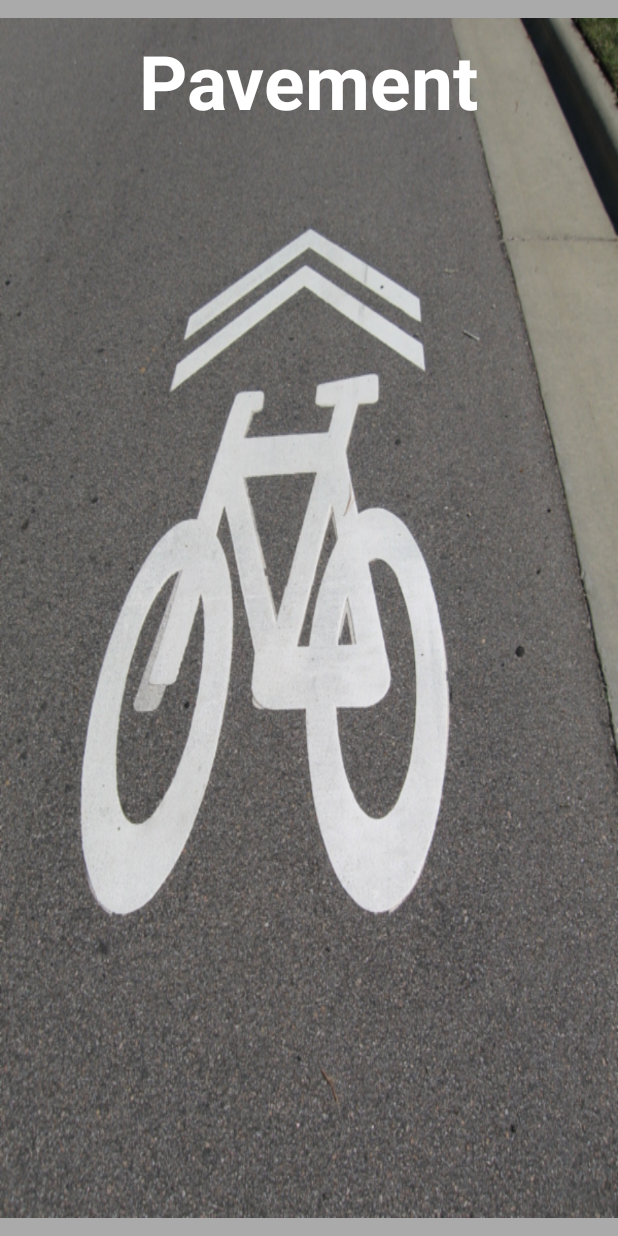
After one commit to strangerloops/pavement_android, an Android app: the layout splash_view.xml on its own in the app's theme, with its tools: preview values and no code run, on a phone screen of 412 x 824 dp. The commit adds this screen. Run offline under Robolectric (Android 15) with nearby library versions, the phone set to English and light mode, and no system bars.

Commit message:
Update - Splash screereen update.

```diff
--- a/app/src/main/java/com/pnpc/pa/MainActivity.java
+++ b/app/src/main/java/com/pnpc/pa/MainActivity.java
@@ -6,6 +6,8 @@ import android.view.Menu;
 import android.view.MenuItem;
 
 public class MainActivity extends AppCompatActivity {
+
+    private static final String TAG = "MainActivity";
 
     @Override
     protected void onCreate(Bundle savedInstanceState) {
--- a/app/src/main/java/com/pnpc/pa/SplashActivity.java
+++ b/app/src/main/java/com/pnpc/pa/SplashActivity.java
@@ -1,15 +1,22 @@
 package com.pnpc.pa;
 
 import android.app.Activity;
+import android.content.Intent;
 import android.os.Bundle;
+import android.util.Log;
+import android.os.Handler;
+
 
 /**
  * Created by markusmcgee on 9/21/15.
  */
 public class SplashActivity extends Activity {
+    private static final String TAG = "SplashActivity";
+
     @Override
     protected void onCreate(Bundle savedInstanceState) {
         super.onCreate(savedInstanceState);
+        setContentView(R.layout.splash_view);
     }
 
     @Override
@@ -22,5 +29,20 @@ public class SplashActivity extends Activity {
     protected void onResume() {
         super.onResume();
         PavementBusProvider.getInstance().register(this);
+
+        //Once Splash Screen is shown and necessary resources requested or loaded then this intent should be launched.
+
+        new Handler().postDelayed(new Runnable() {
+            @Override
+            public void run() {
+
+                Intent intent;
+                intent = new Intent(SplashActivity.this, MainActivity.class);
+                intent.setFlags(Intent.FLAG_ACTIVITY_NEW_TASK | Intent.FLAG_ACTIVITY_CLEAR_TASK);
+                startActivity(intent);
+
+            }
+        }, 3000L);
+
     }
 }
--- /dev/null
+++ b/app/src/main/res/layout/splash_view.xml
@@ -0,0 +1,30 @@
+<?xml version="1.0" encoding="utf-8"?>
+<RelativeLayout
+    style="Theme.Holo.Light.NoActionBar"
+    xmlns:android="http://schemas.android.com/apk/res/android"
+    xmlns:tools="http://schemas.android.com/tools"
+    android:layout_width="match_parent"
+    android:layout_height="match_parent"
+    android:background="@android:color/darker_gray"
+    android:orientation="vertical"
+    tools:context=".SplashActivity">
+
+    <ImageView
+        android:layout_width="wrap_content"
+        android:layout_height="wrap_content"
+        android:layout_centerInParent="true"
+        android:scaleType="fitXY"
+        android:src="@drawable/pavement"/>
+
+    <TextView
+        android:layout_width="wrap_content"
+        android:layout_height="wrap_content"
+        android:layout_alignParentTop="true"
+        android:layout_centerInParent="true"
+        android:paddingTop="20dp"
+        android:text="Pavement"
+        android:textColor="@android:color/white"
+        android:textSize="50dp"
+        android:textStyle="bold"/>
+
+</RelativeLayout>
```
Also changed, not shown: app/src/main/res/drawable-mdpi/pavement.png (added), 3 other files.
